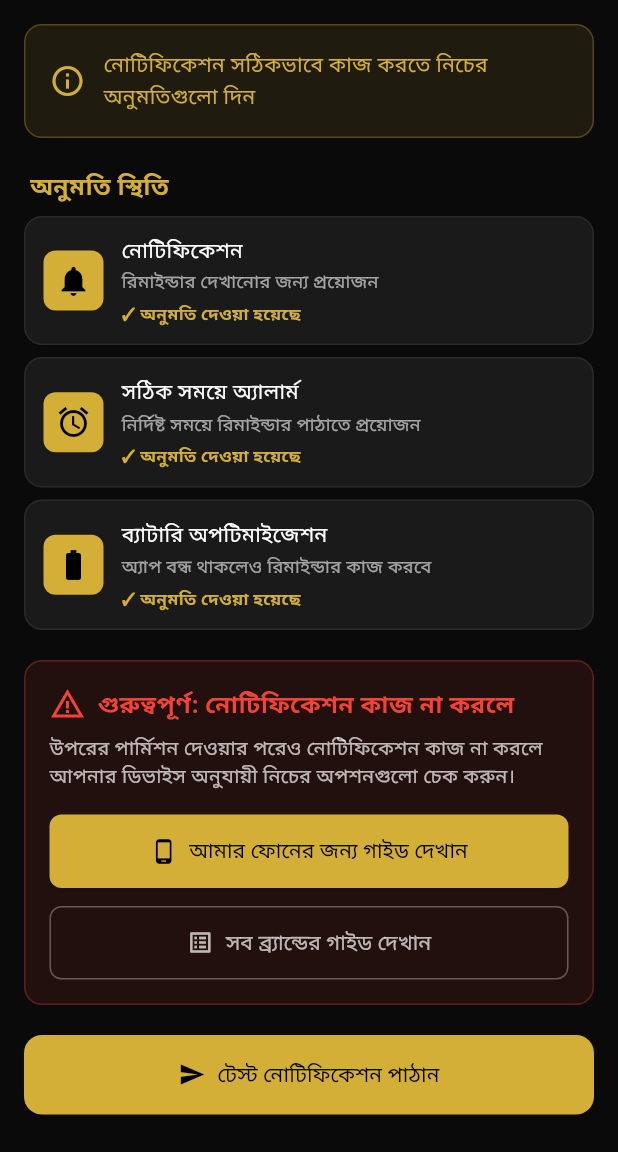
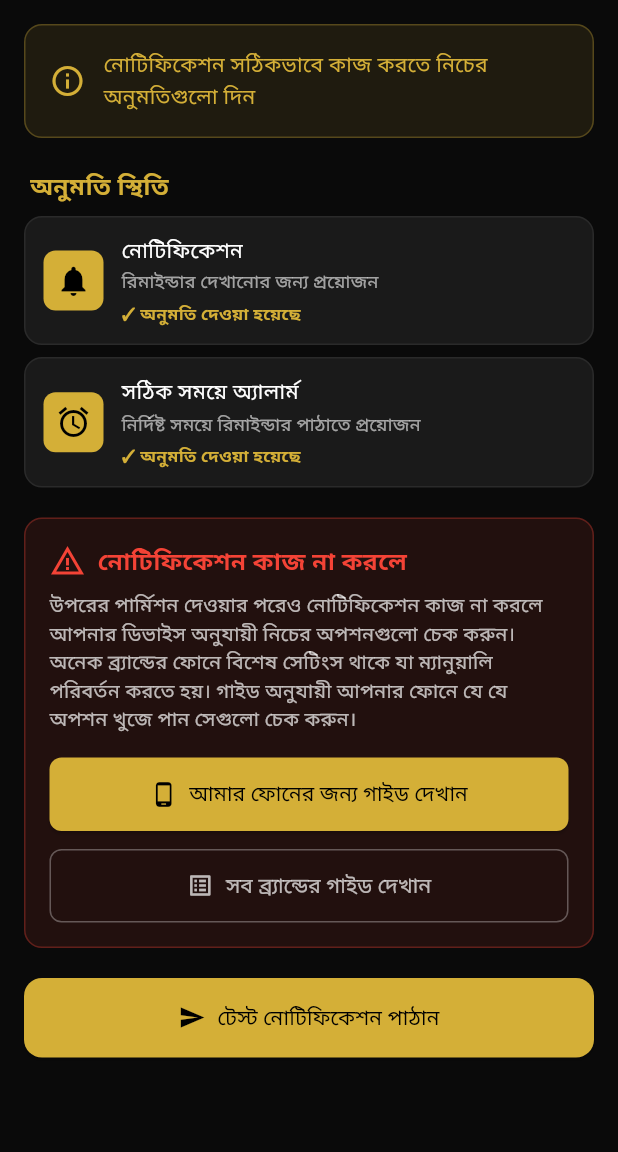
Before and after one commit to Arvi-Saleque/Islamic-Amal-Tracker, a Flutter app: the RemindersScreen screen opened directly, after a tap on the "settings" icon, on a phone screen of 412 x 824 dp, the part 84-1236 px from its top. Run offline on Flutter 3.47's test engine with Material 3 defaults, Android fonts, the phone set to English and light mode, and no system bars; our stand-ins replace cloud_firestore, device_info_plus, easy_localization, firebase_auth, firebase_core, fl_chart and 9 more; missing offline and left inert: adhan_dart, android_intent_plus; accounts and stored records are empty.

Commit message:
Battery optimization permission removed, notification settings button removed

```diff
--- a/lib/presentation/screens/settings/daily_reminder_screen.dart
+++ b/lib/presentation/screens/settings/daily_reminder_screen.dart
@@ -59,7 +59,6 @@ class _DailyReminderScreenState extends State<DailyReminderScreen> with WidgetsB
     final permissions = [
       Permission.notification,
       Permission.scheduleExactAlarm,
-      Permission.ignoreBatteryOptimizations,
     ];
 
     final statuses = await Future.wait(
@@ -92,9 +91,6 @@ class _DailyReminderScreenState extends State<DailyReminderScreen> with WidgetsB
       case Permission.scheduleExactAlarm:
         permissionName = 'সঠিক সময়ে অ্যালার্ম';
         break;
-      case Permission.ignoreBatteryOptimizations:
-        permissionName = 'ব্যাটারি অপটিমাইজেশন';
-        break;
       default:
         permissionName = 'এই';
     }
@@ -132,21 +128,6 @@ class _DailyReminderScreenState extends State<DailyReminderScreen> with WidgetsB
         ],
       ),
     );
-  }
-
-  Future<void> _openBatteryOptimizationSettings() async {
-    if (Platform.isAndroid) {
-      try {
-        const intent = AndroidIntent(
-          action: 'android.settings.REQUEST_IGNORE_BATTERY_OPTIMIZATIONS',
-          data: 'package:com.amaltracker.app',
-        );
-        await intent.launch();
-      } catch (e) {
-        // Fallback to app settings
-        await openAppSettings();
-      }
-    }
   }
 
   Future<void> _selectTime() async {
@@ -466,13 +447,6 @@ class _DailyReminderScreenState extends State<DailyReminderScreen> with WidgetsB
           'নির্দিষ্ট সময়ে রিমাইন্ডার পাঠাতে প্রয়োজন',
           Icons.alarm,
         ),
-        const SizedBox(height: 8),
-        _buildPermissionTile(
-          Permission.ignoreBatteryOptimizations,
-          'ব্যাটারি অপটিমাইজেশন',
-          'অ্যাপ বন্ধ থাকলেও রিমাইন্ডার কাজ করবে',
-          Icons.battery_full,
-        ),
       ],
     );
   }
@@ -543,11 +517,7 @@ class _DailyReminderScreenState extends State<DailyReminderScreen> with WidgetsB
           if (!isGranted)
             ElevatedButton(
               onPressed: () {
-                if (permission == Permission.ignoreBatteryOptimizations) {
-                  _openBatteryOptimizationSettings();
-                } else {
-                  _requestPermission(permission);
-                }
+                _requestPermission(permission);
               },
               style: ElevatedButton.styleFrom(
                 backgroundColor: const Color(0xFFD4AF37),
@@ -584,7 +554,7 @@ class _DailyReminderScreenState extends State<DailyReminderScreen> with WidgetsB
               SizedBox(width: 8),
               Expanded(
                 child: Text(
-                  'গুরুত্বপূর্ণ: নোটিফিকেশন কাজ না করলে',
+                  'নোটিফিকেশন কাজ না করলে',
                   style: TextStyle(
                     color: Colors.red,
                     fontSize: 16,
@@ -596,7 +566,7 @@ class _DailyReminderScreenState extends State<DailyReminderScreen> with WidgetsB
           ),
           const SizedBox(height: 8),
           const Text(
-            'উপরের পার্মিশন দেওয়ার পরেও নোটিফিকেশন কাজ না করলে আপনার ডিভাইস অনুযায়ী নিচের অপশনগুলো চেক করুন।',
+            'উপরের পার্মিশন দেওয়ার পরেও নোটিফিকেশন কাজ না করলে আপনার ডিভাইস অনুযায়ী নিচের অপশনগুলো চেক করুন। অনেক ব্র্যান্ডের ফোনে বিশেষ সেটিংস থাকে যা ম্যানুয়ালি পরিবর্তন করতে হয়। গাইড অনুযায়ী আপনার ফোনে যে যে অপশন খুজে পান সেগুলো চেক করুন।',
             style: TextStyle(
               color: Colors.white70,
               fontSize: 13,
--- a/lib/presentation/screens/settings/reminders_screen.dart
+++ b/lib/presentation/screens/settings/reminders_screen.dart
@@ -342,11 +342,6 @@ class _RemindersScreenState extends ConsumerState<RemindersScreen> {
                     const SizedBox(height: 8),
                     _buildCustomReminderCard(),
 
-                    const SizedBox(height: 24),
-
-                    // Permission Settings Button
-                    _buildPermissionSettingsButton(),
-
                     const SizedBox(height: 40),
                   ],
                 ),
@@ -636,32 +631,6 @@ class _RemindersScreenState extends ConsumerState<RemindersScreen> {
       ),
     );
   }
-
-  Widget _buildPermissionSettingsButton() {
-    return SizedBox(
-      width: double.infinity,
-      child: ElevatedButton.icon(
-        onPressed: () {
-          Navigator.push(
-            context,
-            MaterialPageRoute(
-              builder: (context) => const DailyReminderScreen(),
-            ),
-          );
-        },
-        icon: const Icon(Icons.security),
-        label: const Text('নোটিফিকেশন অনুমতি সেটিংস'),
-        style: ElevatedButton.styleFrom(
-          backgroundColor: const Color(0xFFD4AF37),
-          foregroundColor: Colors.black,
-          padding: const EdgeInsets.all(16),
-          shape: RoundedRectangleBorder(
-            borderRadius: BorderRadius.circular(12),
-          ),
-        ),
-      ),
-    );
-  }
 }
 
 // Today's Reminders Popup Dialog
```
Also changed, not shown: 2 other files.
